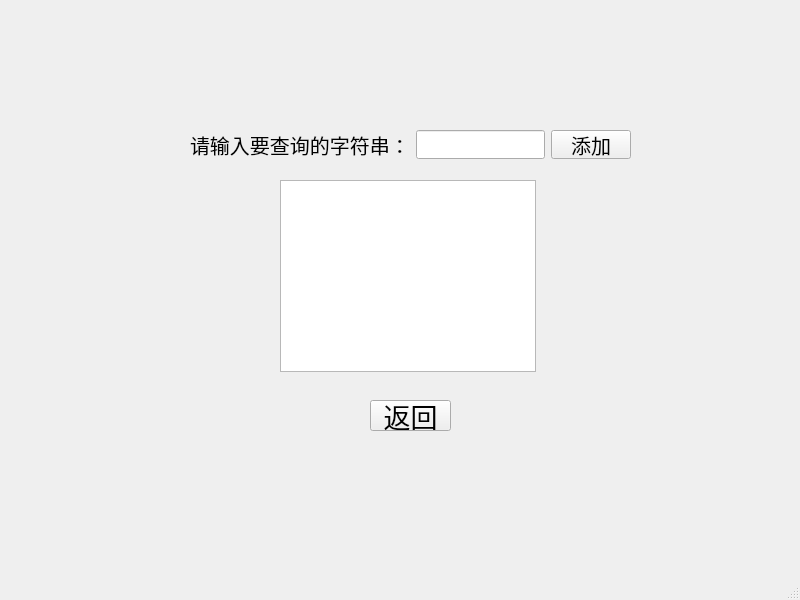
Above: chooser.ui from lh2080028463/String-frequency-statistic before the change. Below: the same form after it.
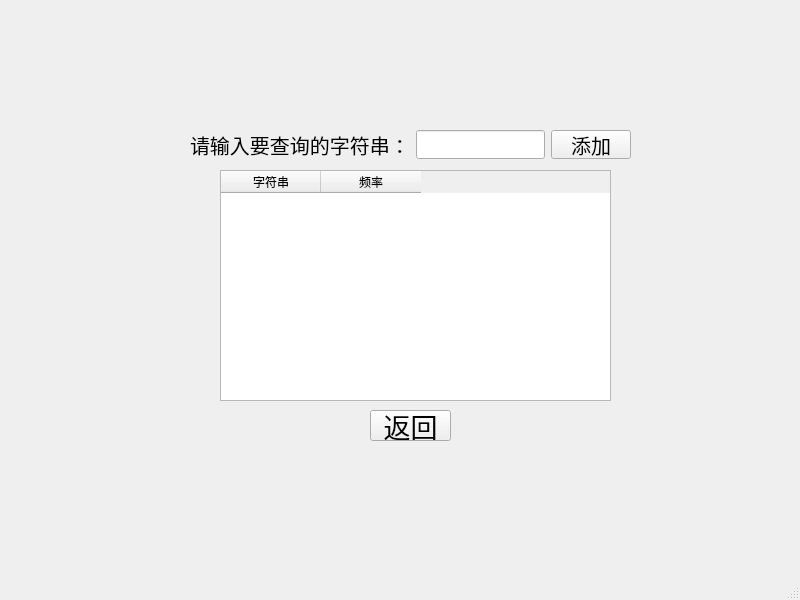
That is the form after the change.

Commit message: 将统计显示改为表格

Diff of the .ui file:
```diff
--- a/chooser.ui
+++ b/chooser.ui
@@ -18,7 +18,7 @@
     <property name="geometry">
      <rect>
       <x>370</x>
-      <y>400</y>
+      <y>410</y>
       <width>81</width>
       <height>31</height>
      </rect>
@@ -33,23 +33,7 @@
      <string>返回</string>
     </property>
    </widget>
-   <widget class="QTextBrowser" name="textBrowser">
-    <property name="geometry">
-     <rect>
-      <x>280</x>
-      <y>180</y>
-      <width>256</width>
-      <height>192</height>
-     </rect>
-    </property>
-    <property name="font">
-     <font>
-      <family>楷体</family>
-      <pointsize>10</pointsize>
-     </font>
-    </property>
-   </widget>
-   <widget class="QWidget" name="">
+   <widget class="QWidget" name="layoutWidget">
     <property name="geometry">
      <rect>
       <x>190</x>
@@ -97,6 +81,26 @@
      </item>
     </layout>
    </widget>
+   <widget class="QTableWidget" name="tableWidget">
+    <property name="geometry">
+     <rect>
+      <x>220</x>
+      <y>170</y>
+      <width>391</width>
+      <height>231</height>
+     </rect>
+    </property>
+    <column>
+     <property name="text">
+      <string>字符串</string>
+     </property>
+    </column>
+    <column>
+     <property name="text">
+      <string>频率</string>
+     </property>
+    </column>
+   </widget>
   </widget>
   <widget class="QMenuBar" name="menubar">
    <property name="geometry">
```
The commit also changes 2 other files.
